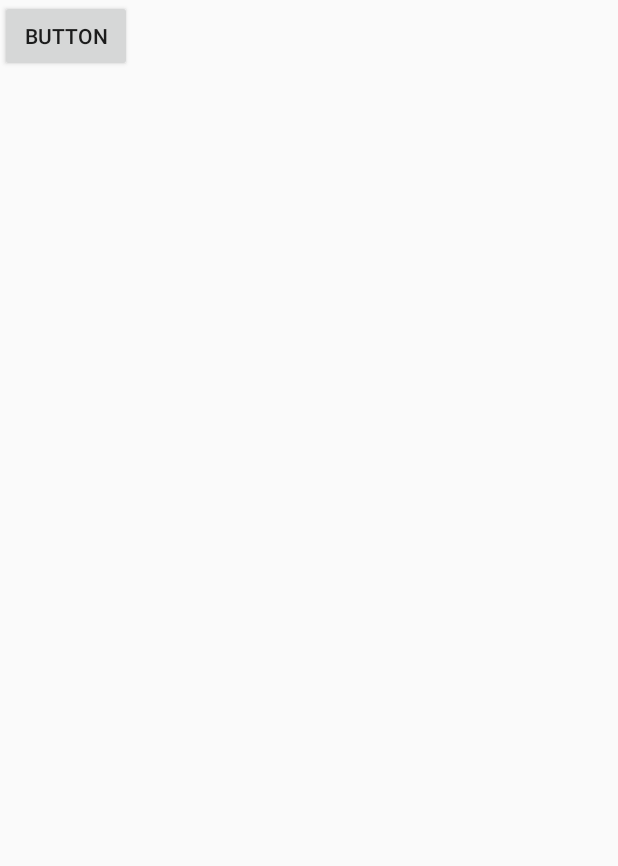
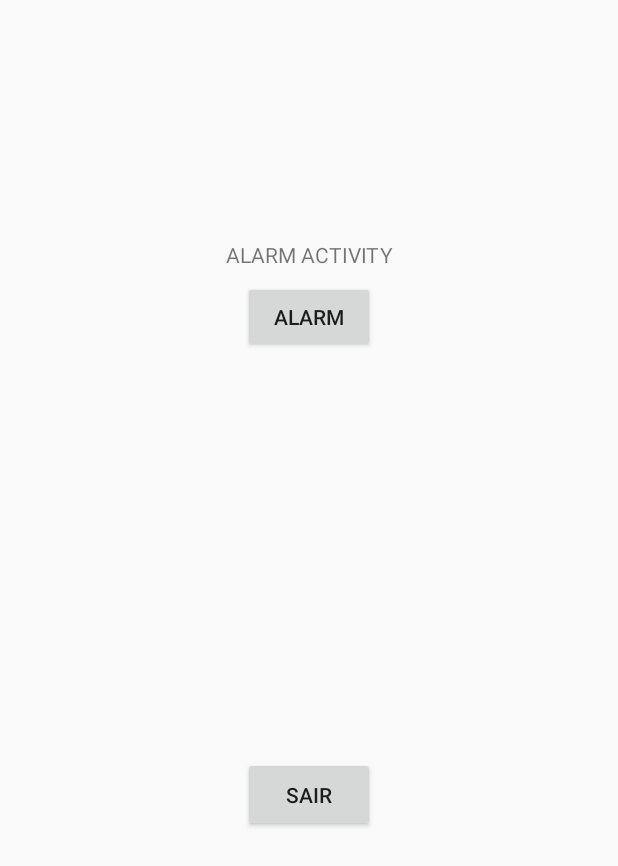
Before and after one commit to caiomnt/PI2, an Android app: the layout activity_alarm.xml on its own in the app's theme, with its tools: preview values and no code run, on a phone screen of 412 x 824 dp. Shown: the top 866 px of the screen. Run offline under Robolectric (Android 15) with nearby library versions, the phone set to English and light mode, and no system bars.

Commit message:
Retrofit, Broadcast e Alarme(not so good)

```diff
--- a/EconoMMarket/app/build.gradle
+++ b/EconoMMarket/app/build.gradle
@@ -35,6 +35,8 @@ dependencies {
 
     implementation 'com.facebook.android:facebook-login:[4,5)'
     compile 'com.google.android.gms:play-services-auth:11.8.0'
+    compile 'com.squareup.retrofit2:retrofit:2.4.0'
+    compile 'com.squareup.retrofit2:converter-gson:2.4.0'
 }
 
 
--- a/EconoMMarket/app/src/main/java/pi2/econommarket/LoginActivity.java
+++ b/EconoMMarket/app/src/main/java/pi2/econommarket/LoginActivity.java
@@ -103,7 +103,7 @@ public class LoginActivity extends AppCompatActivity {
         GoogleSignInAccount account = GoogleSignIn.getLastSignedInAccount(this);
 
         if(user != null || account != null){
-            Intent it = new Intent(LoginActivity.this, AlarmActivity.class);
+            Intent it = new Intent(LoginActivity.this, ResultadoBusca.class);
             startActivity(it);
             finish();
         }
@@ -211,7 +211,7 @@ public class LoginActivity extends AppCompatActivity {
               @Override
               public void onComplete(@NonNull Task<AuthResult> task) {
                   if(task.isSuccessful()) {
-                      Intent it = new Intent(LoginActivity.this, EnvioFirebaseActivity.class);
+                      Intent it = new Intent(LoginActivity.this, ResultadoBusca.class);
                       startActivity(it);
                   }else{
                       Toast.makeText(LoginActivity.this, "E-mail ou senha inválido!", Toast.LENGTH_LONG).show();
--- a/EconoMMarket/app/src/main/res/layout/activity_alarm.xml
+++ b/EconoMMarket/app/src/main/res/layout/activity_alarm.xml
@@ -10,9 +10,40 @@
         android:id="@+id/btnAlarm"
         android:layout_width="wrap_content"
         android:layout_height="wrap_content"
-        android:text="Button"
-        tools:layout_editor_absoluteX="148dp"
-        tools:layout_editor_absoluteY="248dp"
+        android:layout_marginEnd="8dp"
+        android:layout_marginStart="8dp"
+        android:layout_marginTop="8dp"
+        android:text="ALARM"
+        app:layout_constraintEnd_toEndOf="parent"
+        app:layout_constraintStart_toStartOf="parent"
+        app:layout_constraintTop_toBottomOf="@+id/textView6"
         tools:ignore="MissingConstraints" />
 
+    <TextView
+        android:id="@+id/textView6"
+        android:layout_width="wrap_content"
+        android:layout_height="wrap_content"
+        android:layout_marginEnd="8dp"
+        android:layout_marginStart="8dp"
+        android:layout_marginTop="160dp"
+        android:text="ALARM ACTIVITY"
+        app:layout_constraintEnd_toEndOf="parent"
+        app:layout_constraintHorizontal_bias="0.501"
+        app:layout_constraintStart_toStartOf="parent"
+        app:layout_constraintTop_toTopOf="parent" />
+
+    <Button
+        android:id="@+id/btnsair"
+        android:layout_width="wrap_content"
+        android:layout_height="50dp"
+        android:layout_marginBottom="8dp"
+        android:layout_marginEnd="8dp"
+        android:layout_marginStart="8dp"
+        android:layout_marginTop="8dp"
+        android:text="SAIR"
+        app:layout_constraintBottom_toBottomOf="parent"
+        app:layout_constraintEnd_toEndOf="parent"
+        app:layout_constraintStart_toStartOf="parent"
+        app:layout_constraintTop_toBottomOf="@+id/btnAlarm" />
+
 </android.support.constraint.ConstraintLayout>
```
Also changed, not shown: EconoMMarket/app/src/main/AndroidManifest.xml (+19 -9 lines), EconoMMarket/app/src/main/java/pi2/econommarket/AlarmActivity.java (+17 -3 lines), EconoMMarket/app/src/main/java/pi2/econommarket/Localizacao.java (added, +20 -0 lines), EconoMMarket/app/src/main/java/pi2/econommarket/Receptor.java (added, +22 -0 lines), EconoMMarket/app/src/main/java/pi2/econommarket/ResultadoBusca.java (added, +56 -0 lines), EconoMMarket/app/src/main/res/layout/activity_resultado_busca.xml (added, +9 -0 lines).
